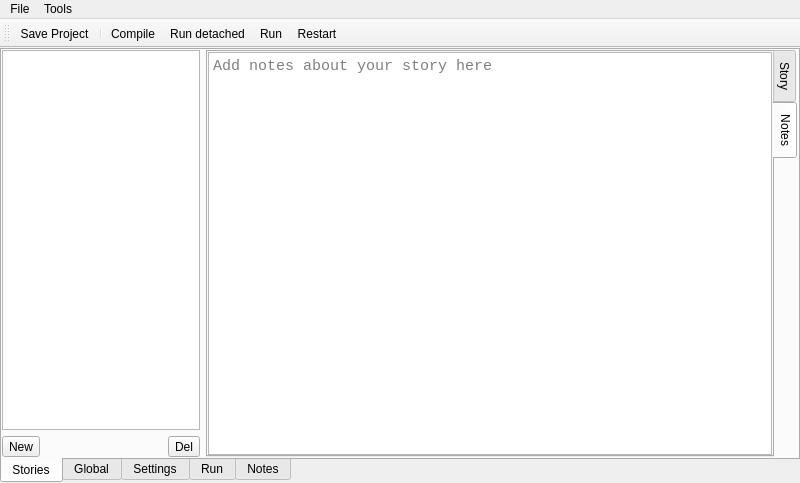
Before: the Qt Designer form llama_stories.ui in almien1/OllamaStories, drawn with Qt 5.
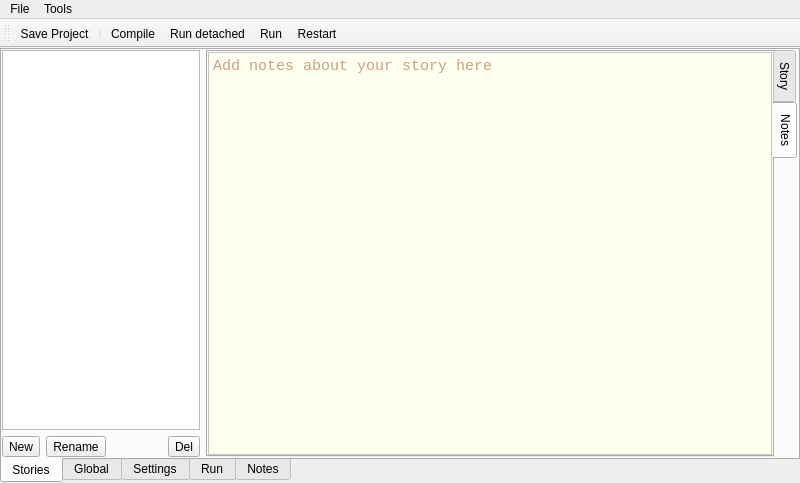
After: the same form once the commit is applied. The open tabs and pages were chosen to show the change. Icons and pictures are not drawn. Custom widgets are drawn as their Qt base class.

Patch:
```diff
--- a/llama_stories.ui
+++ b/llama_stories.ui
@@ -79,6 +79,13 @@
               </property>
              </widget>
             </item>
+            <item>
+             <widget class="QToolButton" name="btnRenameStory">
+              <property name="text">
+               <string>Rename</string>
+              </property>
+             </widget>
+            </item>
             <item>
              <spacer name="horizontalSpacer">
               <property name="orientation">
@@ -168,6 +175,9 @@
                 <pointsize>11</pointsize>
                </font>
               </property>
+              <property name="styleSheet">
+               <string notr="true">background-color:ivory; color:saddlebrown</string>
+              </property>
               <property name="acceptRichText">
                <bool>false</bool>
               </property>
```
Left out of the diff: 2 changed lines with no effect on the pictures.
